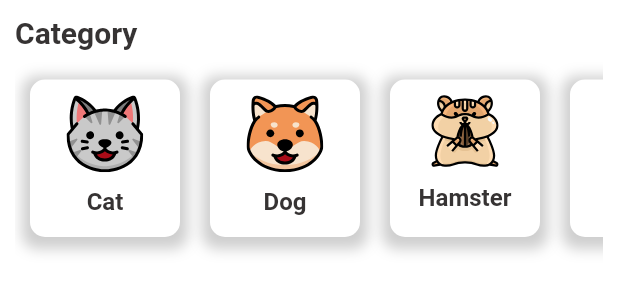
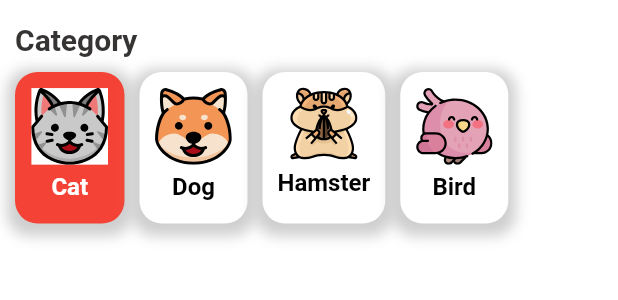
Before and after one commit to anhquantr123/app_food_dog, a Flutter app: the Category widget shown alone on an empty page, opened directly, on a phone screen of 412 x 824 dp. Shown: the top 300 px of the screen. Run offline on Flutter 3.47's test engine with Material 2 defaults, Android fonts, the phone set to English and light mode, and no system bars; drawn by our look-alikes of touchable_opacity; our stand-ins replace bottom_navy_bar, flutter_svg.

Commit message:
fix all app

```diff
--- a/lib/screens/home/widget-home/category.dart
+++ b/lib/screens/home/widget-home/category.dart
@@ -1,50 +1,89 @@
 import 'package:app_food/constants/constants.dart';
-import 'package:app_food/screens/home/widget-home/item-category.dart';
 import 'package:flutter/material.dart';
 import 'package:flutter_svg/flutter_svg.dart';
 
-class Category extends StatelessWidget {
-  const Category({Key? key}) : super(key: key);
+class Category extends StatefulWidget {
+  Category({Key? key}) : super(key: key);
 
   @override
+  _CategoryState createState() => _CategoryState();
+}
+
+class _CategoryState extends State<Category> {
+  List<Map<String, dynamic>> _listCategories = [
+    {"icon": "assets/images/cat.svg", "title": "Cat"},
+    {"icon": "assets/images/dog.svg", "title": "Dog"},
+    {"icon": "assets/images/hamster.svg", "title": "Hamster"},
+    {"icon": "assets/images/bird.svg", "title": "Bird"}
+  ];
+
+  int currentIndex = 0;
+  @override
   Widget build(BuildContext context) {
-    return Container(
-        margin: EdgeInsets.all(10),
-        child: Container(
+    return Padding(
+      padding: const EdgeInsets.symmetric(vertical: 15, horizontal: 10),
       child: Column(
         children: [
           Align(
-                alignment: Alignment.centerLeft,
-                child: Text("Category",
+              alignment: Alignment.topLeft,
+              child: Text(
+                "Category",
                 style: TextStyle(
                     fontSize: textSizeHeading, fontWeight: FontWeight.bold),
-                    textAlign: TextAlign.left),
+              )),
+          SizedBox(
+            height: 10,
           ),
-              SingleChildScrollView(
+          SizedBox(
+            height: 101,
+            child: ListView.builder(
                 scrollDirection: Axis.horizontal,
-                child: Row(
-                  children: <Widget>[
-                    ItemCategory(
-                      image: SvgPicture.asset("assets/images/cat.svg"),
-                      text: "Cat",
+                itemCount: _listCategories.length,
+                itemBuilder: (context, index) => categoryItem(index)),
+          )
+        ],
       ),
-                    ItemCategory(
-                      image: SvgPicture.asset("assets/images/dog.svg"),
-                      text: "Dog",
-                    ),
-                    ItemCategory(
-                      image: SvgPicture.asset("assets/images/hamster.svg"),
-                      text: "Hamster",
-                    ),
-                    ItemCategory(
-                      image: SvgPicture.asset("assets/images/bird.svg"),
-                      text: "Bird",
-                    ),
-                  ],
+    );
+  }
+
+  Widget categoryItem(int index) => GestureDetector(
+        onTap: () {
+          setState(() {
+            currentIndex = index;
+          });
+        },
+        child: Container(
+          margin: EdgeInsets.only(right: 10),
+          decoration: BoxDecoration(
+              color: currentIndex == index ? Colors.red : Colors.white,
+              borderRadius: BorderRadius.circular(15),
+              boxShadow: [
+                BoxShadow(
+                  color: Colors.grey.withOpacity(0.5),
+                  spreadRadius: 5,
+                  blurRadius: 7,
+                  offset: Offset(0, 3),
+                )
+              ]),
+          child: Padding(
+            padding: const EdgeInsets.all(10.0),
+            child: Column(
+              children: [
+                SvgPicture.asset(_listCategories[index]["icon"]),
+                Padding(
+                  padding: const EdgeInsets.symmetric(vertical: 5),
+                  child: Text(
+                    _listCategories[index]["title"],
+                    style: TextStyle(
+                        color:
+                            currentIndex == index ? Colors.white : Colors.black,
+                        fontSize: textSizeBody,
+                        fontWeight: FontWeight.bold),
                   ),
                 )
               ],
             ),
-        ));
+          ),
+        ),
+      );
 }
-}
```
Lines whose indentation alone changed are shown as unchanged.
